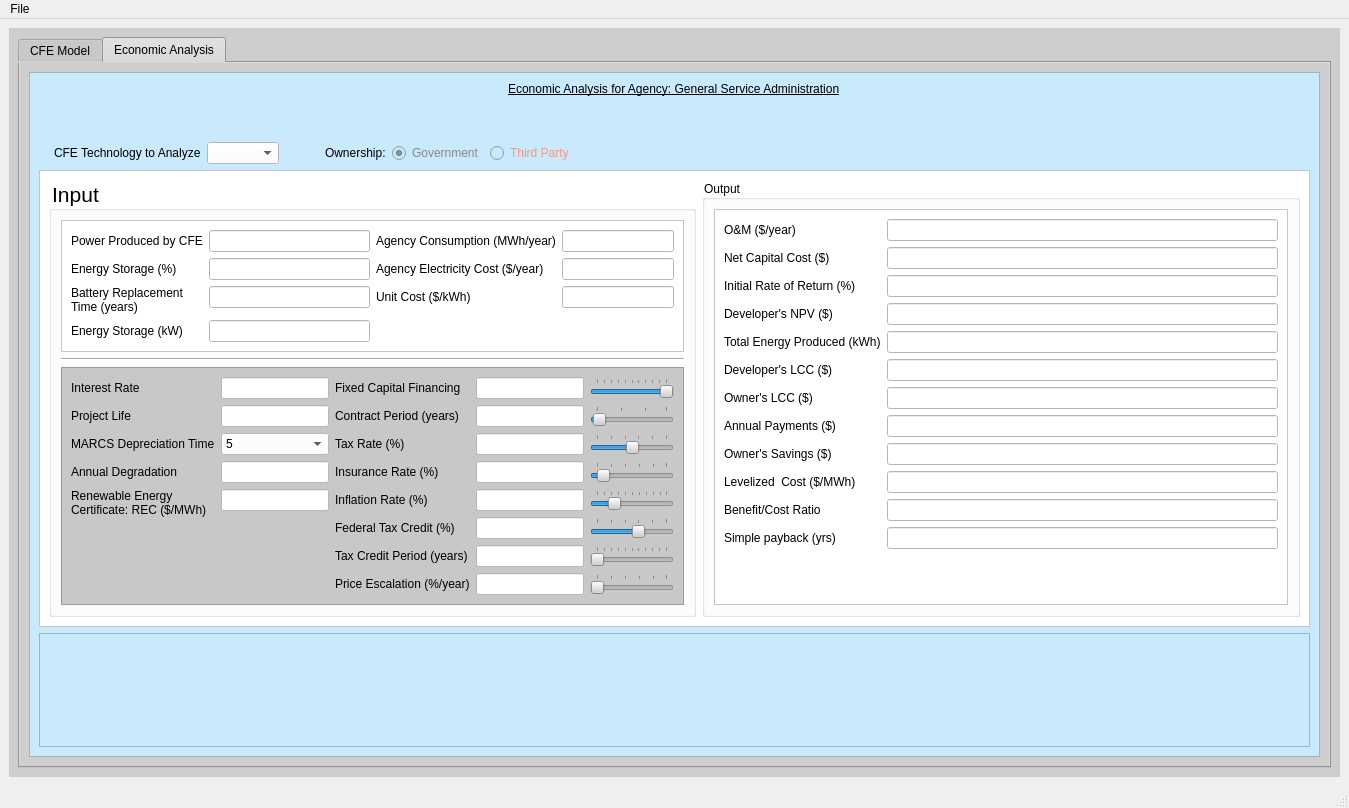
Above: cfe_model.ui from Alex-McVey/CFE_Model before the change. Below: the same form after it.
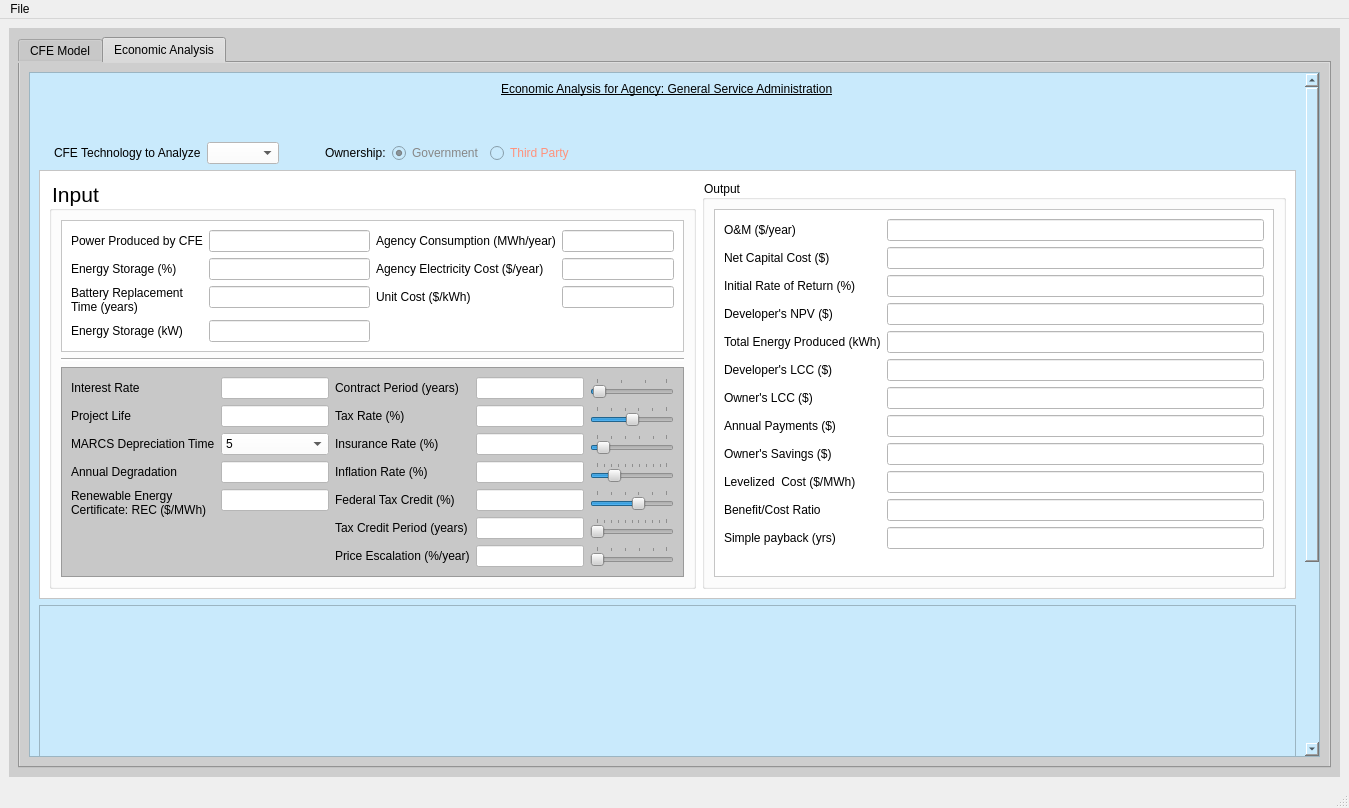
That is the form after the change. The open tabs and pages were chosen to show the change. Icons and pictures are not drawn.

Commit message: Confirmed the correct values between excel and python for ground mounted solar

```diff
--- a/cfe_model.ui
+++ b/cfe_model.ui
@@ -933,9 +933,9 @@
                <property name="geometry">
                 <rect>
                  <x>0</x>
-                 <y>0</y>
-                 <width>1287</width>
-                 <height>1020</height>
+                 <y>-50</y>
+                 <width>1270</width>
+                 <height>1044</height>
                 </rect>
                </property>
                <layout class="QVBoxLayout" name="verticalLayout_13">
@@ -1334,7 +1334,7 @@
                          </item>
                          <item>
                           <layout class="QGridLayout" name="gridLayout">
-                           <item row="2" column="2">
+                           <item row="1" column="2">
                             <widget class="QSlider" name="econ_tax_rate_Slider">
                              <property name="maximum">
                               <number>50</number>
@@ -1350,33 +1350,14 @@
                              </property>
                             </widget>
                            </item>
-                           <item row="5" column="0">
+                           <item row="4" column="0">
                             <widget class="QLabel" name="econ_fed_tax_cred_label">
                              <property name="text">
                               <string>Federal Tax Credit (%)</string>
                              </property>
                             </widget>
                            </item>
-                           <item row="0" column="2">
-                            <widget class="QSlider" name="econ_fixed_finance_Slider">
-                             <property name="styleSheet">
-                              <string notr="true"/>
-                             </property>
-                             <property name="maximum">
-                              <number>100</number>
-                             </property>
-                             <property name="value">
-                              <number>100</number>
-                             </property>
-                             <property name="orientation">
-                              <enum>Qt::Horizontal</enum>
-                             </property>
-                             <property name="tickPosition">
-                              <enum>QSlider::TicksAbove</enum>
-                             </property>
-                            </widget>
-                           </item>
-                           <item row="3" column="2">
+                           <item row="2" column="2">
                             <widget class="QSlider" name="econ_insur_rate_Slider">
                              <property name="minimum">
                               <number>1</number>
@@ -1395,28 +1376,42 @@
                              </property>
                             </widget>
                            </item>
-                           <item row="1" column="0">
+                           <item row="0" column="0">
                             <widget class="QLabel" name="econ_cont_per_label">
                              <property name="text">
                               <string>Contract Period (years)</string>
                              </property>
                             </widget>
                            </item>
-                           <item row="3" column="1">
+                           <item row="2" column="1">
                             <widget class="QLineEdit" name="econ_insur_rate_lineEdit">
                              <property name="styleSheet">
                               <string notr="true">background-color: rgb(255, 255, 255);</string>
                              </property>
                             </widget>
                            </item>
-                           <item row="3" column="0">
+                           <item row="6" column="0">
+                            <widget class="QLabel" name="econ_price_esc_label">
+                             <property name="text">
+                              <string>Price Escalation (%/year)</string>
+                             </property>
+                            </widget>
+                           </item>
+                           <item row="2" column="0">
                             <widget class="QLabel" name="econ_insur_rate_label">
                              <property name="text">
                               <string>Insurance Rate (%)</string>
                              </property>
                             </widget>
                            </item>
-                           <item row="4" column="2">
+                           <item row="6" column="1">
+                            <widget class="QLineEdit" name="econ_price_esc_lineEdit">
+                             <property name="styleSheet">
+                              <string notr="true">background-color: rgb(255, 255, 255);</string>
+                             </property>
+                            </widget>
+                           </item>
+                           <item row="3" column="2">
                             <widget class="QSlider" name="econ_inflat_rate_Slider">
                              <property name="minimum">
                               <number>1</number>
@@ -1435,21 +1430,14 @@
                              </property>
                             </widget>
                            </item>
-                           <item row="0" column="1">
-                            <widget class="QLineEdit" name="econ_fixed_finance_lineEdit">
-                             <property name="styleSheet">
-                              <string notr="true">background-color: rgb(255, 255, 255);</string>
-                             </property>
-                            </widget>
-                           </item>
-                           <item row="2" column="1">
+                           <item row="1" column="1">
                             <widget class="QLineEdit" name="econ_tax_rate_lineEdit">
                              <property name="styleSheet">
                               <string notr="true">background-color: rgb(255, 255, 255);</string>
                              </property>
                             </widget>
                            </item>
-                           <item row="1" column="1">
+                           <item row="0" column="1">
                             <widget class="QLineEdit" name="econ_cont_per_lineEdit">
                              <property name="styleSheet">
                               <string notr="true">background-color: rgb(255, 255, 255);</string>
@@ -1457,6 +1445,22 @@
                             </widget>
                            </item>
                            <item row="6" column="2">
+                            <widget class="QSlider" name="econ_price_esc_Slider">
+                             <property name="minimum">
+                              <number>0</number>
+                             </property>
+                             <property name="maximum">
+                              <number>49</number>
+                             </property>
+                             <property name="orientation">
+                              <enum>Qt::Horizontal</enum>
+                             </property>
+                             <property name="tickPosition">
+                              <enum>QSlider::TicksAbove</enum>
+                             </property>
+                            </widget>
+                           </item>
+                           <item row="5" column="2">
                             <widget class="QSlider" name="econ_tax_cred_per_Slider">
                              <property name="maximum">
                               <number>10</number>
@@ -1469,42 +1473,35 @@
                              </property>
                             </widget>
                            </item>
-                           <item row="2" column="0">
+                           <item row="1" column="0">
                             <widget class="QLabel" name="econ_tax_rate_label">
                              <property name="text">
                               <string>Tax Rate (%)</string>
                              </property>
                             </widget>
                            </item>
-                           <item row="4" column="0">
+                           <item row="3" column="0">
                             <widget class="QLabel" name="econ_inflat_rate_label">
                              <property name="text">
                               <string>Inflation Rate (%)</string>
                              </property>
                             </widget>
                            </item>
-                           <item row="4" column="1">
+                           <item row="3" column="1">
                             <widget class="QLineEdit" name="econ_inflat_rate_lineEdit">
                              <property name="styleSheet">
                               <string notr="true">background-color: rgb(255, 255, 255);</string>
                              </property>
                             </widget>
                            </item>
-                           <item row="5" column="1">
+                           <item row="4" column="1">
                             <widget class="QLineEdit" name="econ_fed_tax_cred_lineEdit">
                              <property name="styleSheet">
                               <string notr="true">background-color: rgb(255, 255, 255);</string>
                              </property>
                             </widget>
                            </item>
-                           <item row="0" column="0">
-                            <widget class="QLabel" name="econ_fixed_finance_label">
-                             <property name="text">
-                              <string>Fixed Capital Financing</string>
-                             </property>
-                            </widget>
-                           </item>
-                           <item row="1" column="2">
+                           <item row="0" column="2">
                             <widget class="QSlider" name="econ_cont_per_Slider">
                              <property name="minimum">
                               <number>1</number>
@@ -1523,7 +1520,7 @@
                              </property>
                             </widget>
                            </item>
-                           <item row="5" column="2">
+                           <item row="4" column="2">
                             <widget class="QSlider" name="econ_fed_tax_cred_Slider">
                              <property name="maximum">
                               <number>50</number>
@@ -1539,50 +1536,20 @@
                              </property>
                             </widget>
                            </item>
-                           <item row="6" column="0">
+                           <item row="5" column="0">
                             <widget class="QLabel" name="econ_tax_cred_per_label">
                              <property name="text">
                               <string>Tax Credit Period (years)</string>
                              </property>
                             </widget>
                            </item>
-                           <item row="6" column="1">
+                           <item row="5" column="1">
                             <widget class="QLineEdit" name="econ_tax_cred_per_lineEdit">
                              <property name="styleSheet">
                               <string notr="true">background-color: rgb(255, 255, 255);</string>
                              </property>
                             </widget>
                            </item>
-                           <item row="7" column="0">
-                            <widget class="QLabel" name="econ_price_esc_label">
-                             <property name="text">
-                              <string>Price Escalation (%/year)</string>
-                             </property>
-                            </widget>
-                           </item>
-                           <item row="7" column="1">
-                            <widget class="QLineEdit" name="econ_price_esc_lineEdit">
-                             <property name="styleSheet">
-                              <string notr="true">background-color: rgb(255, 255, 255);</string>
-                             </property>
-                            </widget>
-                           </item>
-                           <item row="7" column="2">
-                            <widget class="QSlider" name="econ_price_esc_Slider">
-                             <property name="minimum">
-                              <number>0</number>
-                             </property>
-                             <property name="maximum">
-                              <number>49</number>
-                             </property>
-                             <property name="orientation">
-                              <enum>Qt::Horizontal</enum>
-                             </property>
-                             <property name="tickPosition">
-                              <enum>QSlider::TicksAbove</enum>
-                             </property>
-                            </widget>
-                           </item>
                           </layout>
                          </item>
                         </layout>
@@ -1807,6 +1774,12 @@
                 </item>
                 <item>
                  <widget class="QFrame" name="frame_2">
+                  <property name="minimumSize">
+                   <size>
+                    <width>0</width>
+                    <height>400</height>
+                   </size>
+                  </property>
                   <property name="frameShape">
                    <enum>QFrame::StyledPanel</enum>
                   </property>
```
Left out of the diff: 2 changed lines with no effect on the pictures. The commit also changes 1 other file.
